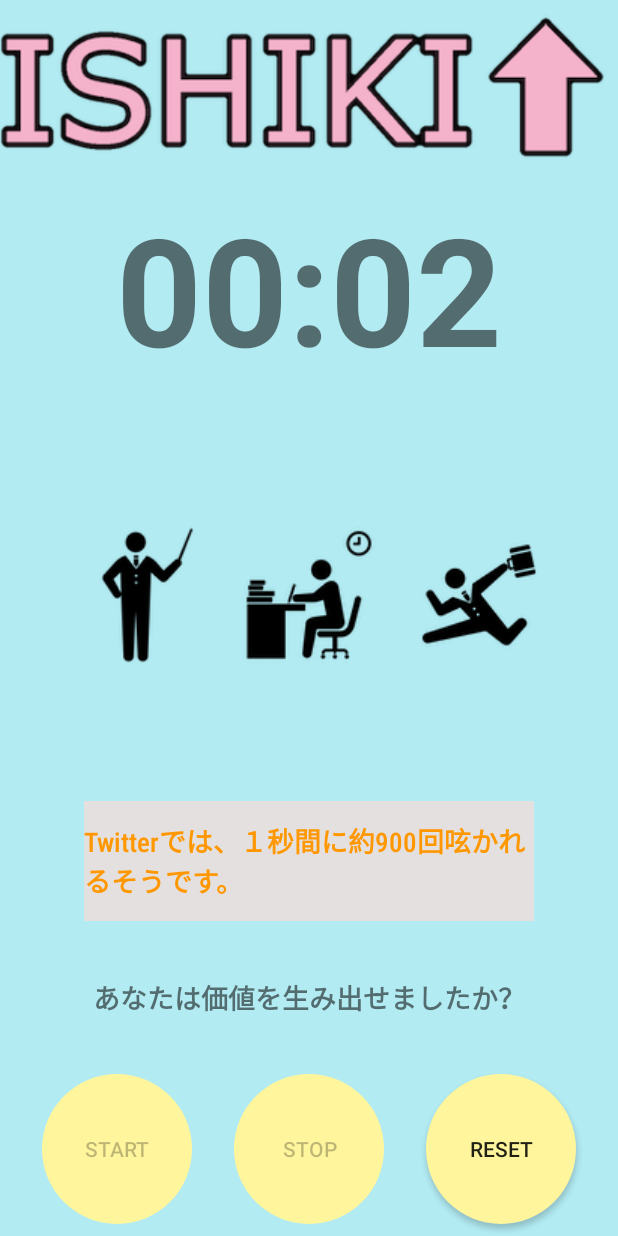
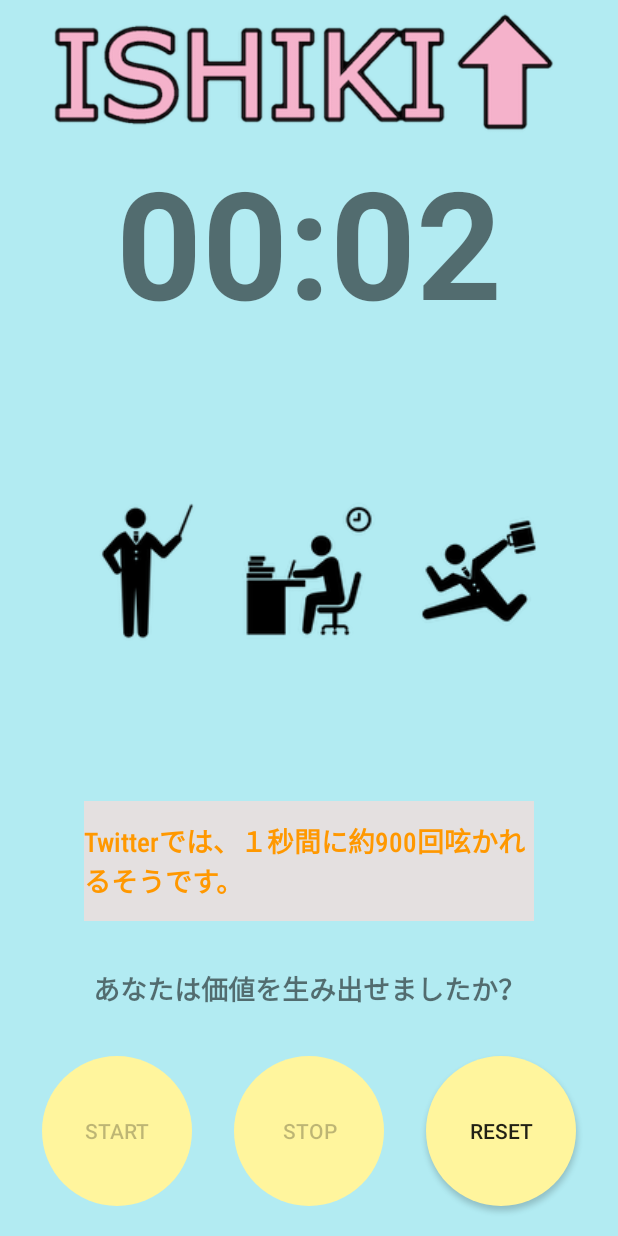
Before and after one commit to tack-ayumu/ISHIKI, an Android app: the screen it shows after launch (MainActivity), after a tap on "STOP", on a phone screen of 412 x 824 dp. Run offline under Robolectric (Android 15) with nearby library versions, the phone set to English and light mode, and no system bars; 1 other tap on this screen came first.

Commit message:
Viewの位置調整
ISHIKIロゴ＆start,stop,rrsetの位置調整

```diff
--- a/app/src/main/res/layout/activity_main.xml
+++ b/app/src/main/res/layout/activity_main.xml
@@ -8,16 +8,17 @@
     android:background="#FFB2EBF2"
     tools:context=".MainActivity">
 
+
     <ImageView
         android:id="@+id/imageView_Ishiki"
-        android:layout_width="wrap_content"
-        android:layout_height="wrap_content"
+        android:layout_width="360dp"
+        android:layout_height="94dp"
         android:scaleType="fitStart"
         app:layout_constraintEnd_toEndOf="parent"
+        app:layout_constraintHorizontal_bias="0.686"
         app:layout_constraintStart_toStartOf="parent"
         app:layout_constraintTop_toTopOf="parent"
         app:srcCompat="@drawable/rogo_ishiki" />
-
 
     <TextView
         android:id="@+id/timeText"
@@ -92,7 +93,7 @@
         android:id="@+id/start"
         android:layout_width="wrap_content"
         android:layout_height="wrap_content"
-        android:layout_marginBottom="8dp"
+        android:layout_marginBottom="20dp"
         android:background="@drawable/button_design"
         android:text="@string/bt_start"
         app:layout_constraintBottom_toBottomOf="parent"
@@ -104,7 +105,7 @@
         android:id="@+id/stop"
         android:layout_width="wrap_content"
         android:layout_height="wrap_content"
-        android:layout_marginBottom="8dp"
+        android:layout_marginBottom="20dp"
         android:background="@drawable/button_design"
         android:text="@string/bt_stop"
         app:layout_constraintBottom_toBottomOf="parent"
@@ -116,7 +117,7 @@
         android:id="@+id/reset"
         android:layout_width="wrap_content"
         android:layout_height="wrap_content"
-        android:layout_marginBottom="8dp"
+        android:layout_marginBottom="20dp"
         android:background="@drawable/button_design"
         android:text="@string/bt_reset"
         app:layout_constraintBottom_toBottomOf="parent"
```
